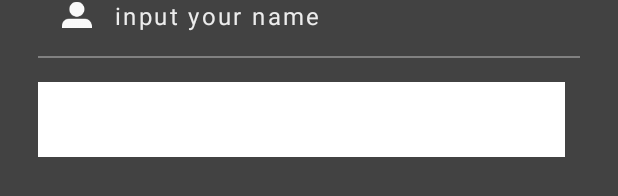
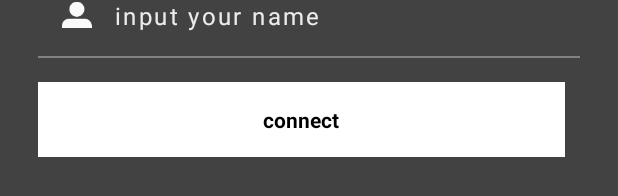
Before and after one commit to ttawatchai/MVVM, an Android app: the layout fragment_login.xml on its own in the app's theme, with its tools: preview values and no code run, on a phone screen of 412 x 824 dp. Shown: the part 445-641 px from the top of the screen. Run offline under Robolectric (Android 15) with nearby library versions, the light colour scheme and no system bars.

Commit message:
[Fix] view

```diff
--- a/app/src/main/java/com/ttawatchai/mvvm/feature/listdata/ui/ListFragment.kt
+++ b/app/src/main/java/com/ttawatchai/mvvm/feature/listdata/ui/ListFragment.kt
@@ -88,7 +88,7 @@ class ListFragment : BaseFragment() {
     }
 
     private fun subscribeToModel() {
-        binding.itemBar.flExit.setOnClickListener {
+        binding.flExit.setOnClickListener {
             openAlertDialog()
         }
         viewModel.countFav.observe(this, Observer {
@@ -141,8 +141,6 @@ class ListFragment : BaseFragment() {
                     LoginFragment()
                 activity!!.supportFragmentManager.beginTransaction()
                     .replace(R.id.frame_content, nextFrag, "findThisFragment")
-                    .addToBackStack(null)
-                    .remove(this)
                     .commit()
             }
             .setNegativeButton("No") { dialog, id ->
--- a/app/src/main/java/com/ttawatchai/mvvm/feature/login/LoginViewModel.kt
+++ b/app/src/main/java/com/ttawatchai/mvvm/feature/login/LoginViewModel.kt
@@ -2,6 +2,7 @@ package com.ttawatchai.mvvm.feature.login
 
 import android.util.Log
 import androidx.databinding.ObservableField
+import androidx.lifecycle.MutableLiveData
 import androidx.lifecycle.ViewModel
 import com.ttawatchai.mvvm.MainApplication
 import com.ttawatchai.mvvm.database.dao.UserDao
@@ -15,6 +16,6 @@ class LoginViewModel : ViewModel() {
         MainApplication.dataComponent.inject(this)
     }
 
-    val user = ObservableField<String>()
+    val user = MutableLiveData<String>()
 
 }
--- a/app/src/main/res/layout/fragment_login.xml
+++ b/app/src/main/res/layout/fragment_login.xml
@@ -41,10 +41,10 @@
                 android:layout_height="wrap_content"
                 android:layout_marginRight="10dp"
                 android:layout_weight="1"
+                android:text="connect"
                 android:background="@color/colorWhite"
                 android:gravity="center"
                 android:padding="15dp"
-                android:text="@{viewModel.user}"
                 android:textColor="#000"
                 android:textStyle="bold" />
         </LinearLayout>
@@ -76,7 +76,7 @@
                         android:layout_gravity="center"
                         android:src="@drawable/user" />
 
-                    <EditText
+                    <androidx.appcompat.widget.AppCompatEditText
                         android:id="@+id/usrusr"
                         android:layout_width="match_parent"
                         android:layout_height="wrap_content"
@@ -85,6 +85,7 @@
                         android:hint="input your name"
                         android:inputType="text"
                         android:letterSpacing="0.1"
+                        android:text="@={viewModel.user}"
                         android:textColor="@color/colorPrimary"
                         android:textColorHint="@color/colorBackground"
                         android:textSize="16dp" />
--- a/app/src/main/res/layout/item_app_bar_main.xml
+++ b/app/src/main/res/layout/item_app_bar_main.xml
@@ -87,7 +87,7 @@
                     android:layout_height="30dp"
                     android:layout_gravity="right"
                     android:background="@drawable/exit"
-                    android:visibility="visible" />
+                    android:visibility="gone" />
             </FrameLayout>
 
         </LinearLayout>
```
Also changed, not shown: app/src/main/java/com/ttawatchai/mvvm/feature/login/LoginFragment.kt (+4 -4 lines), app/src/main/res/layout/fragment_list.xml (+19 -0 lines).
